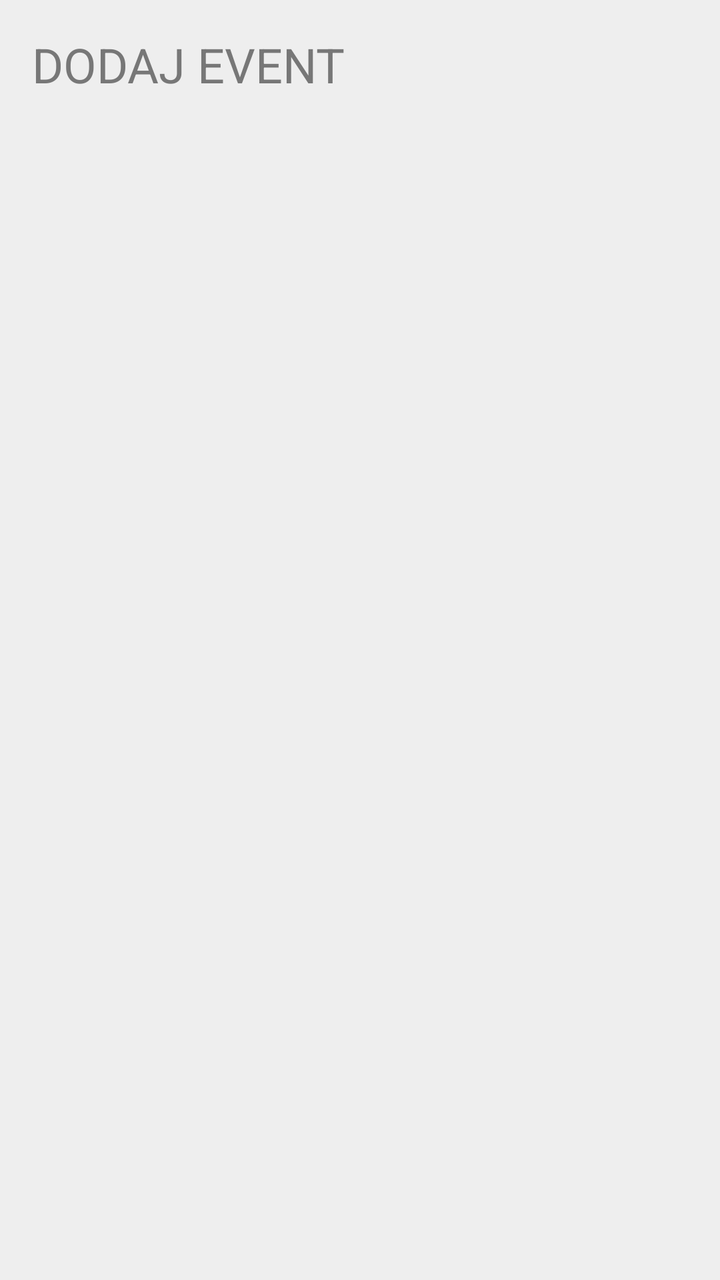
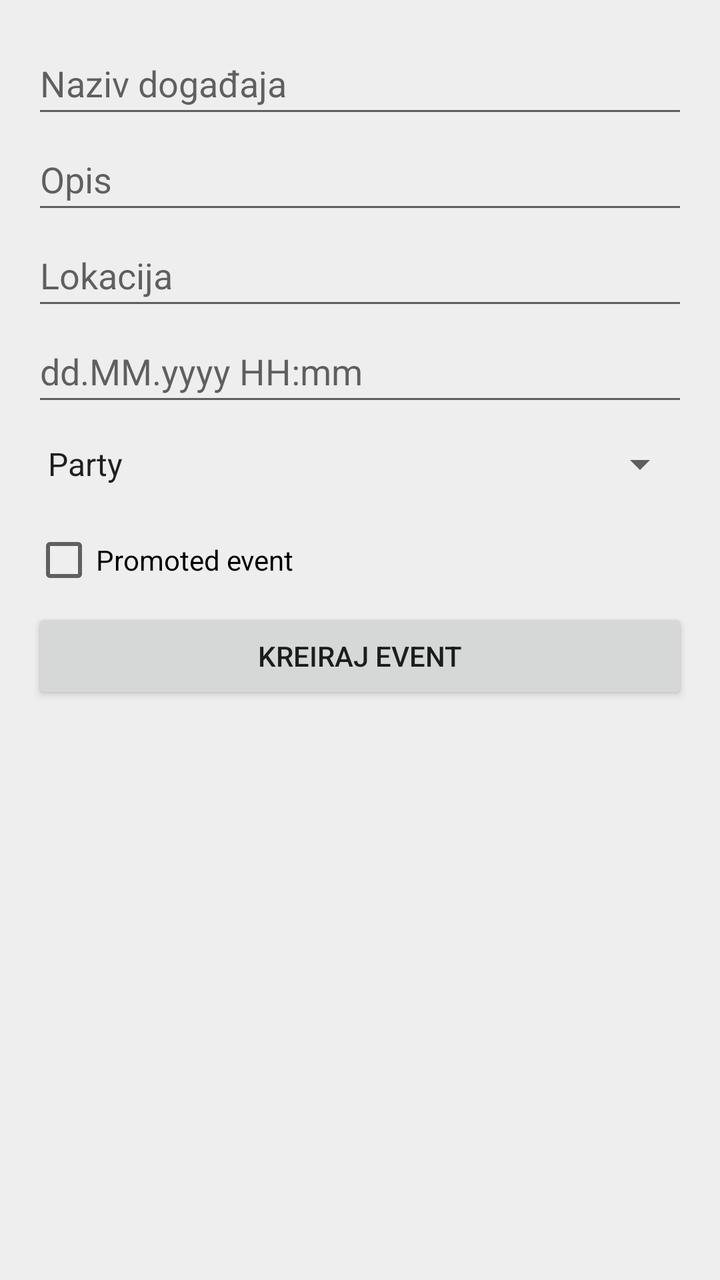

Before-and-after screenshots of an Android layout around one commit, followed by the original layout XML and the change that was made.
<!-- AndroidManifest.xml: application theme Theme.EventsApp -->
<!-- res/layout/activity_create_event.xml -->
<?xml version="1.0" encoding="utf-8"?>
<LinearLayout
    xmlns:android="http://schemas.android.com/apk/res/android"
    android:layout_width="match_parent"
    android:layout_height="match_parent"
    android:orientation="vertical"
    android:background="@color/light_gray"
    android:padding="16dp">

    <TextView
        android:layout_width="match_parent"
        android:layout_height="wrap_content"
        android:text="@string/add_event"
        android:textColor="@color/gray_text"
        android:textSize="24sp" />

</LinearLayout>
<!-- resources referenced by this layout -->
<resources>
  <color name="gray_text">#777777</color>
  <color name="light_gray">#EEEEEE</color>
  <string name="add_event">DODAJ EVENT</string>
  <style name="Theme.EventsApp" parent="Theme.AppCompat.Light.DarkActionBar">
          
          <item name="colorPrimary">@color/purple_500</item>
          <item name="colorPrimaryDark">@color/purple_700</item>
          <item name="colorAccent">@color/teal_200</item>
          
      </style>
  <color name="purple_500">#FF6200EE</color>
  <color name="purple_700">#FF3700B3</color>
  <color name="teal_200">#FF03DAC5</color>
</resources>

<!-- the commit's change to res/layout/activity_create_event.xml (unified diff, before → after) -->
@@ -7,11 +7,61 @@
     android:background="@color/light_gray"
     android:padding="16dp">
 
-    <TextView
+    <EditText
+        android:id="@+id/etCreateName"
         android:layout_width="match_parent"
         android:layout_height="wrap_content"
-        android:text="@string/add_event"
-        android:textColor="@color/gray_text"
-        android:textSize="24sp" />
+        android:minHeight="48dp"
+        android:hint="@string/event_name_hint" />
+
+    <EditText
+        android:id="@+id/etCreateDescription"
+        android:layout_width="match_parent"
+        android:layout_height="wrap_content"
+        android:minHeight="48dp"
+        android:hint="@string/description_hint" />
+
+    <EditText
+        android:id="@+id/etCreateLocation"
+        android:layout_width="match_parent"
+        android:layout_height="wrap_content"
+        android:minHeight="48dp"
+        android:hint="@string/location_hint" />
+
+    <EditText
+        android:id="@+id/etCreateDateTime"
+        android:layout_width="match_parent"
+        android:layout_height="wrap_content"
+        android:minHeight="48dp"
+        android:hint="@string/date_time_hint" />
+
+    <Spinner
+        android:id="@+id/spinnerCreateCategory"
+        android:layout_width="match_parent"
+        android:layout_height="wrap_content"
+        android:minHeight="48dp"
+        android:entries="@array/event_categories" />
+
+    <CheckBox
+        android:id="@+id/cbPromoted"
+        android:layout_width="match_parent"
+        android:layout_height="wrap_content"
+        android:minHeight="48dp"
+        android:text="@string/promoted_event" />
+
+    <EditText
+        android:id="@+id/etCreateCapacity"
+        android:layout_width="match_parent"
+        android:layout_height="wrap_content"
+        android:minHeight="48dp"
+        android:hint="@string/capacity_hint"
+        android:inputType="number"
+        android:visibility="gone" />
+
+    <Button
+        android:id="@+id/btnCreateEvent"
+        android:layout_width="match_parent"
+        android:layout_height="wrap_content"
+        android:text="@string/create_event_upper" />
 
 </LinearLayout>
<!-- resource entries referenced after the edit -->
@@ -1,8 +1,20 @@
 <!-- resources referenced by this layout -->
 <resources>
-  <color name="gray_text">#777777</color>
+  <string-array name="event_categories">
+                  <item>Party</item>
+                  <item>Festival</item>
+                  <item>Stand-Up &amp; Theater</item>
+                  <item>Concert</item>
+                  <item>Exhibition</item>
+          </string-array>
   <color name="light_gray">#EEEEEE</color>
-  <string name="add_event">DODAJ EVENT</string>
+  <string name="capacity_hint">Kapacitet</string>
+  <string name="create_event_upper">KREIRAJ EVENT</string>
+  <string name="date_time_hint">dd.MM.yyyy HH:mm</string>
+  <string name="description_hint">Opis</string>
+  <string name="event_name_hint">Naziv događaja</string>
+  <string name="location_hint">Lokacija</string>
+  <string name="promoted_event">Promoted event</string>
   <style name="Theme.EventsApp" parent="Theme.AppCompat.Light.DarkActionBar">
           
           <item name="colorPrimary">@color/purple_500</item>
